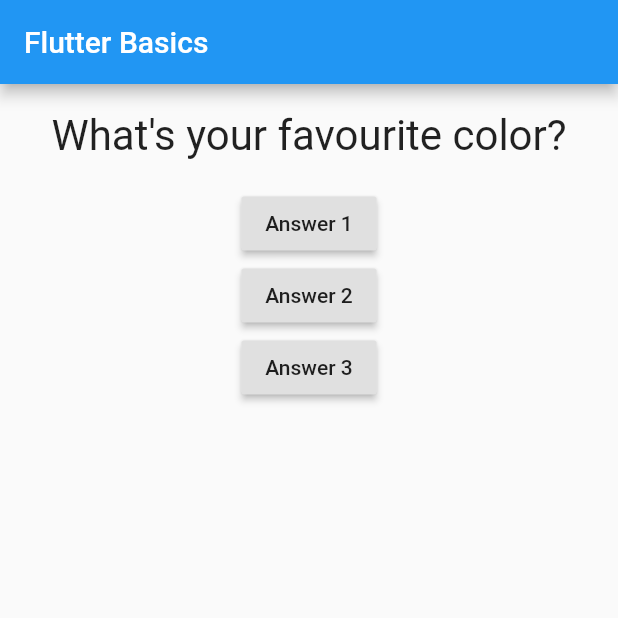
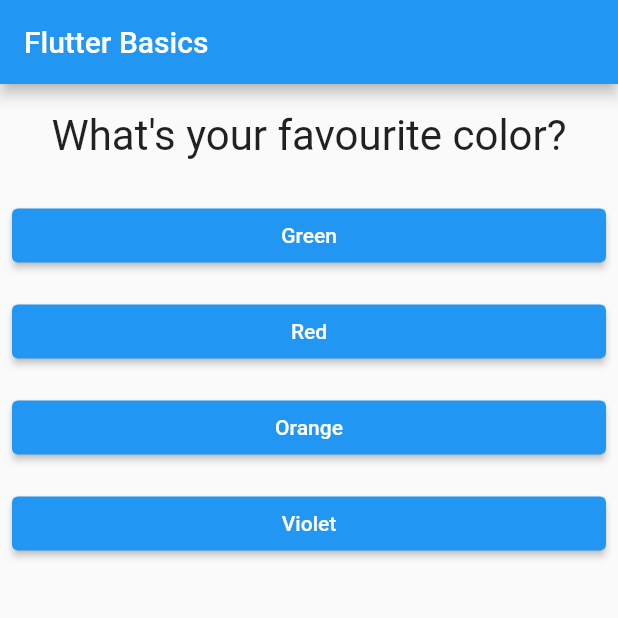
Before and after one commit to rantoinne/Flutter-Intro, a Flutter app: the screen it shows after launch, on a phone screen of 412 x 824 dp, the top half of it. Run offline on Flutter 3.47's test engine with Material 2 defaults, Android fonts, the phone set to English and light mode, and no system bars.

Commit message:
separate out button component and add props

```diff
--- /dev/null
+++ b/lib/answer.dart
@@ -0,0 +1,21 @@
+import 'package:flutter/material.dart';
+
+class Answer extends StatelessWidget {
+  final Function selectAnswer;
+  final String answerText;
+
+  Answer(this.selectAnswer, this.answerText);
+
+  @override
+  Widget build(BuildContext context) {
+    return Container(
+      width: double.infinity,
+      margin: EdgeInsets.all(8),
+      child: ElevatedButton(
+        style: ButtonStyle(),
+        child: Text(answerText),
+        onPressed: selectAnswer,
+      ),
+    );
+  }
+}
--- a/lib/main.dart
+++ b/lib/main.dart
@@ -1,5 +1,6 @@
 import 'package:flutter/material.dart';
 import './question.dart';
+import './answer.dart';
 
 void main() => runApp(MyApp());
 
@@ -15,22 +16,26 @@ class _MyAppState extends State<MyApp> {
 
   void _onPressAnswerQuestionButton() {
     setState(() {
-      _questionIndex = 1;
+      if (_questionIndex < 2) {
+        _questionIndex += 1;
+      }
     });
-    print('Pressed 1 answer!');
-  }
-
-  void _onPressAnswerQuestionButton2() {
-    setState(() {
-      _questionIndex = 0;
-    });
-    print('Pressed 2 answer!');
   }
 
   Widget build(BuildContext context) {
-    var questions = [
-      'What\'s your favourite color?',
-      'What\'s your favourite movie?',
+    const List<Map<String, Object>> questions = const [
+      {
+        'questionTitle': 'What\'s your favourite color?',
+        'answers': ['Green', 'Red', 'Orange', 'Violet'],
+      },
+      {
+        'questionTitle': 'Who is your favourite actor',
+        'answers': ['RDJ', 'Caprio', 'C. Bale', 'T. Holland'],
+      },
+      {
+        'questionTitle': 'Who is your favourite artist',
+        'answers': ['Lil. NasX', 'Akon', 'Skrillex', 'Sickick'],
+      }
     ];
     return MaterialApp(
       home: Scaffold(
@@ -40,20 +45,11 @@ class _MyAppState extends State<MyApp> {
         body: Column(
           children: [
             Question(
-              questionTitle: questions[_questionIndex],
+              questionTitle: questions[_questionIndex]['questionTitle'],
             ),
-            RaisedButton(
-              child: Text('Answer 1'),
-              onPressed: _onPressAnswerQuestionButton,
-            ),
-            RaisedButton(
-              child: Text('Answer 2'),
-              onPressed: _onPressAnswerQuestionButton2,
-            ),
-            RaisedButton(
-              child: Text('Answer 3'),
-              onPressed: () => print('Pressed 3 answer!'),
-            ),
+            ...(questions[_questionIndex]['answers'] as List<String>)
+                .map((answer) => Answer(_onPressAnswerQuestionButton, answer))
+                .toList()
           ],
         ),
       ),
```
